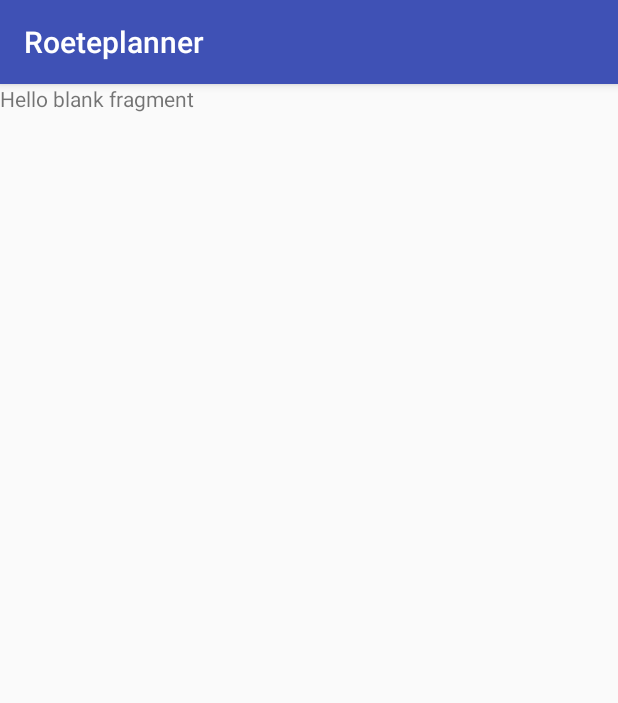
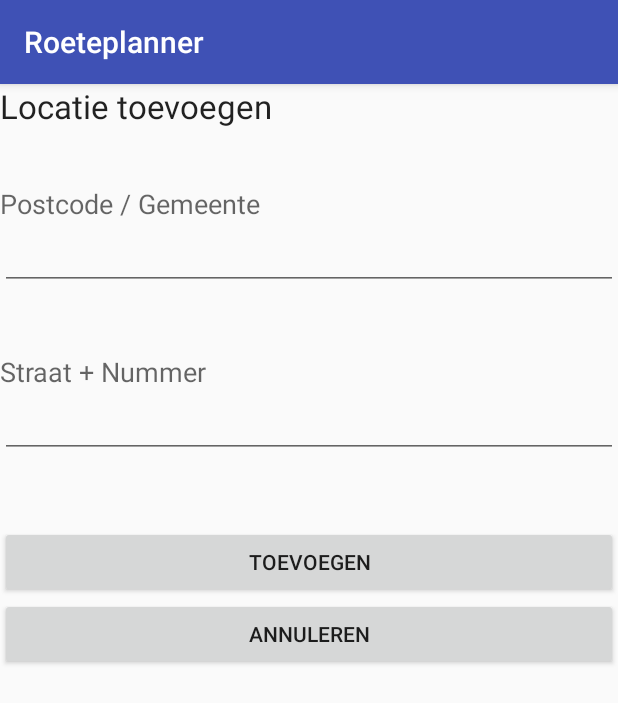
Before and after one commit to HeinPauwelyn/Roeteplanner, an Android app: the fragment NieuweLocatieFragment shown on its own in the app's theme, on a phone screen of 412 x 824 dp. Shown: the top 703 px of the screen. Run offline under Robolectric (Android 15) with nearby library versions, the phone set to English and light mode, and no system bars; our stand-ins replace ButterKnife; 1 statement that could not run was skipped.

Commit message:
add NiewLocatieFragment

```diff
--- a/roeteplanner/app/src/main/java/be/howest/nmct/roeteplanner/LocatiesFragment.java
+++ b/roeteplanner/app/src/main/java/be/howest/nmct/roeteplanner/LocatiesFragment.java
@@ -10,17 +10,19 @@ import android.widget.ListView;
 import android.widget.TextView;
 
 import be.howest.nmct.roeteplanner.classes.Locatie;
+import be.howest.nmct.roeteplanner.classes.OnFragementReplaceListener;
 import butterknife.Bind;
 import butterknife.ButterKnife;
 
-public class LocatiesFragment extends Fragment {
+public class LocatiesFragment extends Fragment  {
 
     @Bind(R.id.txvKopTekst) TextView txvKopTekst;
     @Bind(R.id.lstLocaties) ListView lstLocaties;
     @Bind(R.id.btnSelecteren) Button btnSelecteren;
     @Bind(R.id.btnNieuw) Button btnNieuw;
 
-    private OnLocatieGevondenListener _listener;
+    private OnFragementReplaceListener _fragmentReplaceListener;
+    private OnLocatieGevondenListener _locatieGevodenlistener;
     private static String _kopTekst = "Uw locaties";
     private static Locatie _locatie;
 
@@ -33,6 +35,7 @@ public class LocatiesFragment extends Fragment {
 
     public static LocatiesFragment newInstance(String kopTekst) {
         _kopTekst = kopTekst;
+
         return new LocatiesFragment();
     }
 
@@ -54,6 +57,17 @@ public class LocatiesFragment extends Fragment {
 
         txvKopTekst.setText(_kopTekst);
 
+        _fragmentReplaceListener = (StartActivity) getActivity();
+
+        btnNieuw.setOnClickListener(new View.OnClickListener() {
+            @Override
+            public void onClick(View v) {
+                if (_fragmentReplaceListener != null) {
+                    _fragmentReplaceListener.newFragment(NieuweLocatieFragment.newInstance());
+                }
+            }
+        });
+
         return view;
     }
 
--- a/roeteplanner/app/src/main/java/be/howest/nmct/roeteplanner/NieuweLocatieFragment.java
+++ b/roeteplanner/app/src/main/java/be/howest/nmct/roeteplanner/NieuweLocatieFragment.java
@@ -5,12 +5,23 @@ import android.app.Fragment;
 import android.view.LayoutInflater;
 import android.view.View;
 import android.view.ViewGroup;
+import android.widget.Button;
+import android.widget.EditText;
 
 import be.howest.nmct.roeteplanner.classes.Locatie;
+import be.howest.nmct.roeteplanner.classes.OnFragementReplaceListener;
+import butterknife.Bind;
+import butterknife.ButterKnife;
 
 public class NieuweLocatieFragment extends Fragment {
 
-    private OnNieuweLocatieCreatieListener mListener;
+    @Bind(R.id.btnToevoegen) Button btnToevoegen;
+    @Bind(R.id.btnAnnuleren) Button btnAnnuleren;
+    @Bind(R.id.edtGemeente) EditText edtGemeente;
+    @Bind(R.id.edtStraat) EditText edtStraat;
+
+    private OnNieuweLocatieCreatieListener _nieuweLocatieCreatieListener;
+    private OnFragementReplaceListener _fragmentReplaceListener;
 
     public NieuweLocatieFragment() {
     }
@@ -26,7 +37,19 @@ public class NieuweLocatieFragment extends Fragment {
 
     @Override
     public View onCreateView(LayoutInflater inflater, ViewGroup container, Bundle savedInstanceState) {
-        return inflater.inflate(R.layout.fragment_nieuwe_locatie, container, false);
+        View view = inflater.inflate(R.layout.fragment_nieuwe_locatie, container, false);
+        ButterKnife.bind(this, view);
+
+        _fragmentReplaceListener = (StartActivity) getActivity();
+
+        btnAnnuleren.setOnClickListener(new View.OnClickListener() {
+            @Override
+            public void onClick(View v) {
+                _fragmentReplaceListener.newFragment(LocatiesFragment.newInstance());
+            }
+        });
+
+        return  view;
     }
 
     public interface OnNieuweLocatieCreatieListener {
--- a/roeteplanner/app/src/main/res/layout/fragment_nieuwe_locatie.xml
+++ b/roeteplanner/app/src/main/res/layout/fragment_nieuwe_locatie.xml
@@ -1,13 +1,73 @@
-<FrameLayout xmlns:android="http://schemas.android.com/apk/res/android"
+<RelativeLayout xmlns:android="http://schemas.android.com/apk/res/android"
     xmlns:tools="http://schemas.android.com/tools"
     android:layout_width="match_parent"
     android:layout_height="match_parent"
     tools:context="be.howest.nmct.roeteplanner.NieuweLocatieFragment">
 
-    <!-- TODO: Update blank fragment layout -->
+
     <TextView
-        android:layout_width="match_parent"
-        android:layout_height="match_parent"
-        android:text="@string/hello_blank_fragment" />
+        android:layout_width="wrap_content"
+        android:layout_height="wrap_content"
+        android:textAppearance="?android:attr/textAppearanceLarge"
+        android:text="@string/locatie_toevoegen"
+        android:id="@+id/txvHeaderText"
+        android:layout_alignParentTop="true"
+        android:layout_alignParentStart="true" />
 
-</FrameLayout>
+    <TextView
+        android:layout_width="wrap_content"
+        android:layout_height="wrap_content"
+        android:textAppearance="?android:attr/textAppearanceMedium"
+        android:text="@string/postcode_gemeente"
+        android:id="@+id/txvGemeente"
+        android:layout_below="@+id/txvHeaderText"
+        android:layout_alignParentStart="true"
+        android:layout_marginTop="38dp" />
+
+    <EditText
+        android:layout_width="wrap_content"
+        android:layout_height="wrap_content"
+        android:id="@+id/edtGemeente"
+        android:layout_alignParentStart="true"
+        android:layout_alignParentEnd="true"
+        android:layout_below="@+id/txvGemeente"
+        android:layout_alignParentLeft="true" />
+
+    <TextView
+        android:layout_width="wrap_content"
+        android:layout_height="wrap_content"
+        android:textAppearance="?android:attr/textAppearanceMedium"
+        android:text="@string/straat_nummer"
+        android:id="@+id/txvStraat"
+        android:layout_below="@+id/edtGemeente"
+        android:layout_alignParentStart="true"
+        android:layout_marginTop="42dp" />
+
+    <EditText
+        android:layout_width="wrap_content"
+        android:layout_height="wrap_content"
+        android:id="@+id/edtStraat"
+        android:layout_below="@+id/txvStraat"
+        android:layout_alignParentStart="true"
+        android:layout_alignParentEnd="true" />
+
+    <Button
+        android:layout_width="wrap_content"
+        android:layout_height="wrap_content"
+        android:text="@string/toevoegen"
+        android:id="@+id/btnToevoegen"
+        android:layout_below="@+id/edtStraat"
+        android:layout_alignParentStart="true"
+        android:layout_marginTop="45dp"
+        android:layout_alignParentEnd="true" />
+
+    <Button
+        android:layout_width="wrap_content"
+        android:layout_height="wrap_content"
+        android:text="@string/annuleren"
+        android:id="@+id/btnAnnuleren"
+        android:layout_below="@+id/btnToevoegen"
+        android:layout_alignParentStart="true"
+        android:layout_alignParentEnd="true" />
+
+</RelativeLayout>
--- a/roeteplanner/app/src/main/res/values/strings.xml
+++ b/roeteplanner/app/src/main/res/values/strings.xml
@@ -14,4 +14,9 @@
     <string name="toon_roete">Toon roete</string>
     <string name="selecteren">Selecteren</string>
     <string name="lorem_ipsum">Lorem ipsum</string>
+    <string name="postcode_gemeente">Postcode / Gemeente</string>
+    <string name="locatie_toevoegen">Locatie toevoegen</string>
+    <string name="straat_nummer">Straat + Nummer</string>
+    <string name="toevoegen">Toevoegen</string>
+    <string name="annuleren">Annuleren</string>
 </resources>
```
